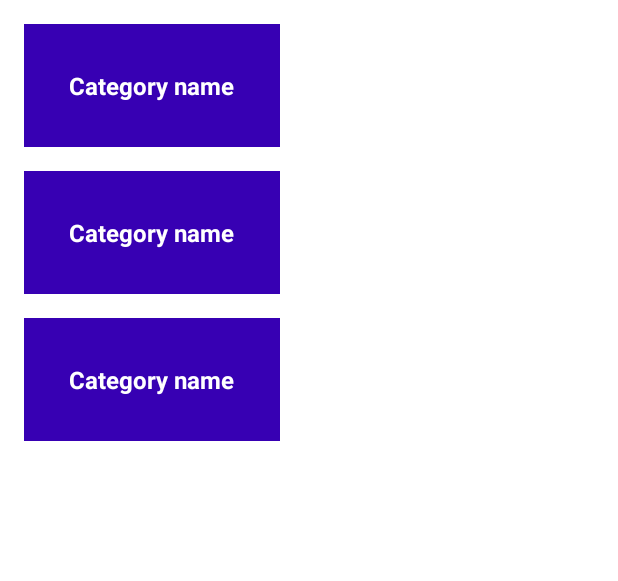
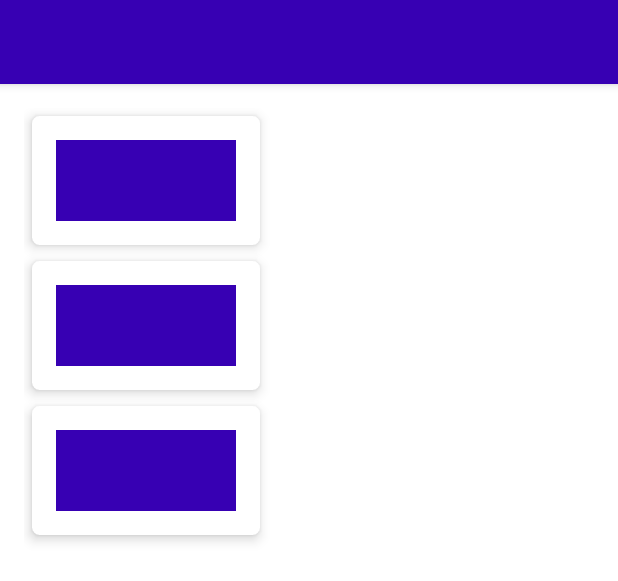
Before and after one commit to itstimiking/LoginSingup_contactApp, an Android app: the layout activity_category.xml on its own in the app's theme, with its tools: preview values and no code run, on a phone screen of 412 x 824 dp. Shown: the top 581 px of the screen. Run offline under Robolectric (Android 15) with nearby library versions, the phone set to English and light mode, and no system bars.

Commit message:
Category Activity Added

```diff
--- a/app/src/main/res/layout/activity_category.xml
+++ b/app/src/main/res/layout/activity_category.xml
@@ -6,10 +6,26 @@
     android:layout_height="match_parent"
     tools:context=".CategoryActivity">
 
+    <androidx.appcompat.widget.Toolbar
+        android:id="@+id/my_toolbar"
+        android:layout_width="match_parent"
+        android:layout_height="?attr/actionBarSize"
+        android:background="@color/design_default_color_primary_variant"
+        android:elevation="4dp"
+        android:theme="@style/ThemeOverlay.AppCompat.ActionBar"
+        app:titleTextColor="@color/white"
+        app:layout_constraintEnd_toEndOf="parent"
+        app:layout_constraintStart_toStartOf="parent"
+        app:layout_constraintTop_toTopOf="parent"
+        app:popupTheme="@style/ThemeOverlay.AppCompat.Light" />
+
     <androidx.recyclerview.widget.RecyclerView
         android:id="@+id/recycler_category_list"
         android:layout_width="match_parent"
         android:layout_height="match_parent"
+        android:layout_marginTop="?attr/actionBarSize"
+        android:paddingTop="@dimen/pad16"
+        android:paddingHorizontal="@dimen/pad16"
         app:layoutManager="androidx.recyclerview.widget.GridLayoutManager"
         tools:listitem="@layout/category_recycler_item_view"
         app:layout_constraintBottom_toBottomOf="parent"
--- a/app/src/main/res/layout/category_recycler_item_view.xml
+++ b/app/src/main/res/layout/category_recycler_item_view.xml
@@ -1,23 +1,27 @@
 <?xml version="1.0" encoding="utf-8"?>
-<LinearLayout
-    xmlns:android="http://schemas.android.com/apk/res/android"
-    xmlns:tools="http://schemas.android.com/tools"
-    android:orientation="vertical"
-    android:paddingTop="@dimen/pad16"
-    android:paddingStart="@dimen/pad16"
-    android:paddingEnd="8dp"
+<androidx.cardview.widget.CardView xmlns:android="http://schemas.android.com/apk/res/android"
+    xmlns:app="http://schemas.android.com/apk/res-auto"
+    android:id="@+id/category_card"
     android:layout_width="wrap_content"
-    android:layout_height="wrap_content">
+    android:layout_height="wrap_content"
+    android:layout_margin="5dp"
+    app:cardCornerRadius="5dp"
+    app:cardElevation="5dp">
 
-    <TextView
-        android:layout_width="wrap_content"
+    <LinearLayout
+        android:layout_width="120dp"
         android:layout_height="wrap_content"
-        android:id="@+id/category_name"
-        android:background="@color/design_default_color_primary_dark"
-        android:textColor="@color/white"
-        android:padding="30dp"
-        tools:text="Category name"
-        android:textStyle="bold"
-        android:textSize="16sp" />
+        android:layout_margin="@dimen/pad16"
+        android:orientation="vertical" >
 
-</LinearLayout>
+        <TextView
+            android:id="@+id/category_name"
+            android:layout_width="match_parent"
+            android:layout_height="wrap_content"
+            android:background="@color/design_default_color_primary_dark"
+            android:padding="16dp"
+            android:textColor="@color/white"
+            android:textSize="16sp" />
+
+    </LinearLayout>
+</androidx.cardview.widget.CardView>
--- a/app/src/main/res/values/dimens.xml
+++ b/app/src/main/res/values/dimens.xml
@@ -1,4 +1,5 @@
 <?xml version="1.0" encoding="utf-8"?>
 <resources>
     <dimen name="pad16">16dp</dimen>
+    <dimen name="pad2">32dp</dimen>
 </resources>
--- a/app/src/main/res/values/strings.xml
+++ b/app/src/main/res/values/strings.xml
@@ -3,4 +3,6 @@
     <string name="enter_name">Enter name</string>
     <string name="eg_0807898789">eg, 0807898789</string>
     <string name="add_contact">Add Contact</string>
+    <string name="contacts">Contact List Activity</string>
+    <string name="categories">Contact Categories</string>
 </resources>
--- a/app/src/main/res/values/themes.xml
+++ b/app/src/main/res/values/themes.xml
@@ -1,6 +1,6 @@
 <resources xmlns:tools="http://schemas.android.com/tools">
     <!-- Base application theme. -->
-    <style name="Theme.ContactApp" parent="Theme.MaterialComponents.DayNight.DarkActionBar">
+    <style name="Theme.ContactApp" parent="Theme.MaterialComponents.DayNight.NoActionBar">
         <!-- Primary brand color. -->
         <item name="colorPrimary">@color/purple_500</item>
         <item name="colorPrimaryVariant">@color/purple_700</item>
```
Also changed, not shown: app/src/main/AndroidManifest.xml (+4 -6 lines), app/src/main/java/com/example/contactapp/CategoryActivity.kt (+21 -3 lines), app/src/main/java/com/example/contactapp/CategoryAdapter.kt (+12 -17 lines), app/src/main/java/com/example/contactapp/MainActivity.kt (+7 -0 lines), app/src/main/res/layout/activity_main.xml (+14 -0 lines).
